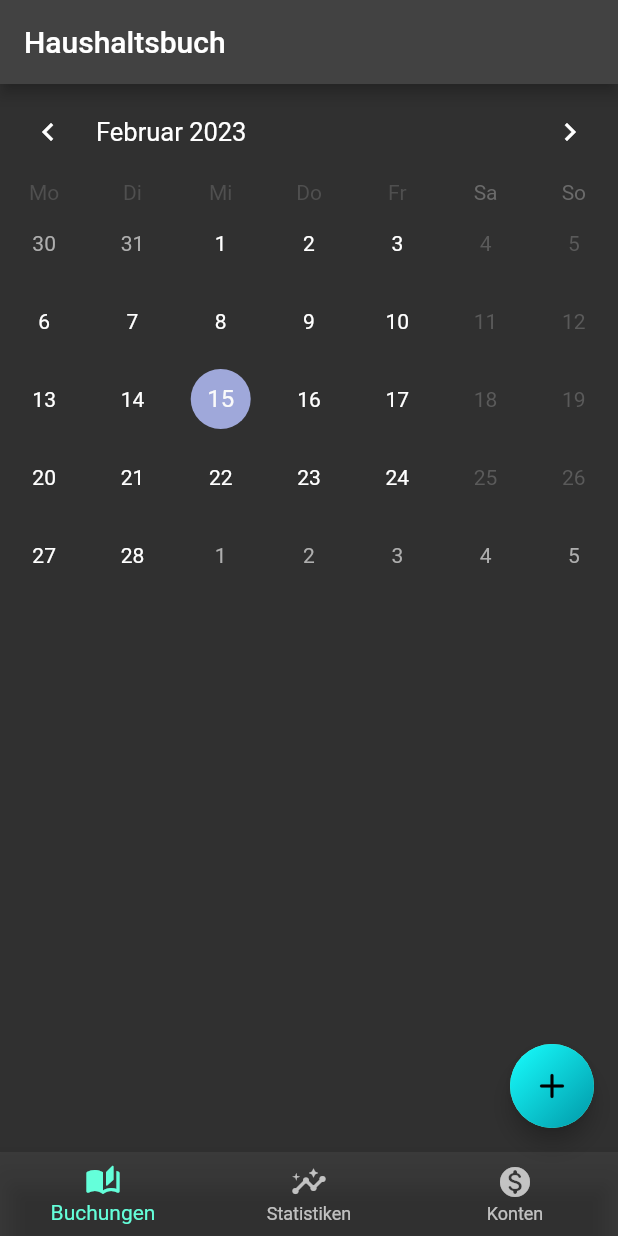
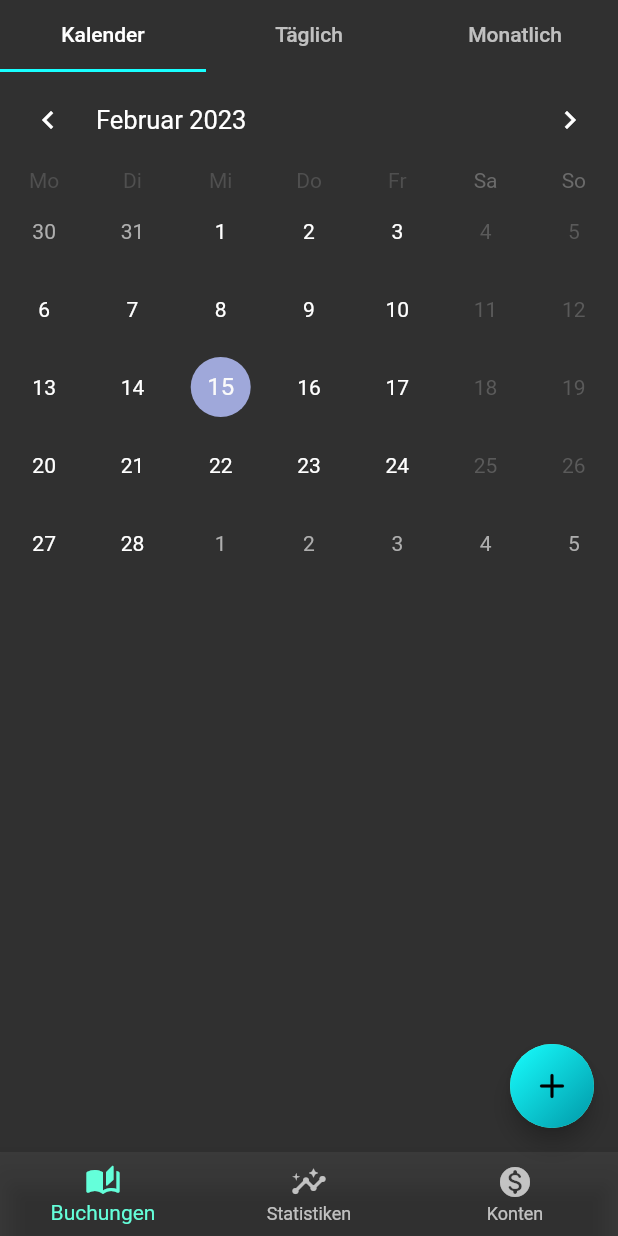
Before and after one commit to Marcel9494/Haushaltsbuch, a Flutter app: the screen it shows after launch, on a phone screen of 412 x 824 dp. Run offline on Flutter 3.47's test engine with Material 2 defaults, Android fonts, the phone set to English and light mode, and no system bars; drawn by our look-alikes of table_calendar.

Commit message:
Tab Bar hinzugefügt
Tab Bar wurde zu Buchungen Seite hinzugefügt mit folgenden Tabs und deren Views:
- Kalender
- Täglich
- Monatlich

```diff
--- a/lib/components/bottom_nav_bar/bottom_nav_bar.dart
+++ b/lib/components/bottom_nav_bar/bottom_nav_bar.dart
@@ -36,12 +36,11 @@ class _BottomNavBarState extends State<BottomNavBar> {
   @override
   Widget build(BuildContext context) {
     return Scaffold(
-      appBar: AppBar(
-        title: const Text('Haushaltsbuch'),
-      ),
-      body: IndexedStack(
-        index: _selectedIndex,
-        children: _screens,
+      body: SafeArea(
+        child: IndexedStack(
+          index: _selectedIndex,
+          children: _screens,
+        ),
       ),
       floatingActionButton: _selectedIndex == 0
           ? FloatingActionButton(
--- a/lib/components/calendar/calendar.dart
+++ b/lib/components/calendar/calendar.dart
@@ -29,6 +29,7 @@ class _CalendarState extends State<Calendar> {
       focusedDay: _focusedDay == null ? DateTime.now() : _focusedDay!,
       locale: 'de_DE',
       startingDayOfWeek: StartingDayOfWeek.monday,
+      calendarFormat: CalendarFormat.month,
       availableCalendarFormats: const {CalendarFormat.month: 'Monat'},
       selectedDayPredicate: (day) {
         return isSameDay(_selectedDay, day);
@@ -40,13 +41,38 @@ class _CalendarState extends State<Calendar> {
           print(_selectedDay);
         });
       },
-      calendarFormat: CalendarFormat.month,
       onPageChanged: (focusedDay) {
         _focusedDay = focusedDay;
       },
       eventLoader: (day) {
         return _getBookingsForThisDay(day);
       },
+      calendarBuilders: CalendarBuilders(
+        markerBuilder: (BuildContext context, date, bookings) {
+          if (bookings.isEmpty) {
+            return const SizedBox();
+          } else {
+            return Container(
+              margin: const EdgeInsets.only(top: 30, left: 30),
+              padding: const EdgeInsets.all(1),
+              child: Container(
+                height: 20,
+                width: 20,
+                decoration: const BoxDecoration(
+                  shape: BoxShape.circle,
+                  color: Colors.white,
+                ),
+                child: const Center(
+                  child: Text(
+                    '10',
+                    style: TextStyle(color: Colors.black),
+                  ),
+                ),
+              ),
+            );
+          }
+        },
+      ),
     );
   }
 }
--- /dev/null
+++ b/lib/components/tab_bar/bookings_tab_bar.dart
@@ -0,0 +1,39 @@
+import 'package:flutter/material.dart';
+
+import '../tab_views/calendar_tab_view.dart';
+import '../tab_views/daily_tab_view.dart';
+import '../tab_views/monthly_tab_view.dart';
+
+class BookingsTabBar extends StatefulWidget {
+  const BookingsTabBar({Key? key}) : super(key: key);
+
+  @override
+  State<BookingsTabBar> createState() => _BookingsTabBarState();
+}
+
+class _BookingsTabBarState extends State<BookingsTabBar> {
+  @override
+  Widget build(BuildContext context) {
+    return const DefaultTabController(
+      initialIndex: 0,
+      length: 3,
+      child: Scaffold(
+        appBar: TabBar(
+          indicatorColor: Colors.cyanAccent,
+          tabs: <Widget>[
+            Tab(text: 'Kalender'),
+            Tab(text: 'Täglich'),
+            Tab(text: 'Monatlich'),
+          ],
+        ),
+        body: TabBarView(
+          children: <Widget>[
+            CalendarTabView(),
+            DailyTabView(),
+            MonthlyTabView(),
+          ],
+        ),
+      ),
+    );
+  }
+}
--- /dev/null
+++ b/lib/components/tab_views/calendar_tab_view.dart
@@ -0,0 +1,17 @@
+import 'package:flutter/material.dart';
+
+import '/components/calendar/calendar.dart';
+
+class CalendarTabView extends StatefulWidget {
+  const CalendarTabView({Key? key}) : super(key: key);
+
+  @override
+  State<CalendarTabView> createState() => _CalendarTabViewState();
+}
+
+class _CalendarTabViewState extends State<CalendarTabView> {
+  @override
+  Widget build(BuildContext context) {
+    return const Calendar();
+  }
+}
--- /dev/null
+++ b/lib/components/tab_views/daily_tab_view.dart
@@ -0,0 +1,17 @@
+import 'package:flutter/material.dart';
+
+class DailyTabView extends StatefulWidget {
+  const DailyTabView({Key? key}) : super(key: key);
+
+  @override
+  State<DailyTabView> createState() => _DailyTabViewState();
+}
+
+class _DailyTabViewState extends State<DailyTabView> {
+  @override
+  Widget build(BuildContext context) {
+    return const Center(
+      child: Text('Täglich'),
+    );
+  }
+}
--- /dev/null
+++ b/lib/components/tab_views/monthly_tab_view.dart
@@ -0,0 +1,17 @@
+import 'package:flutter/material.dart';
+
+class MonthlyTabView extends StatefulWidget {
+  const MonthlyTabView({Key? key}) : super(key: key);
+
+  @override
+  State<MonthlyTabView> createState() => _MonthlyTabViewState();
+}
+
+class _MonthlyTabViewState extends State<MonthlyTabView> {
+  @override
+  Widget build(BuildContext context) {
+    return const Center(
+      child: Text('Monatlich'),
+    );
+  }
+}
--- a/lib/screens/bookings_screen.dart
+++ b/lib/screens/bookings_screen.dart
@@ -1,6 +1,6 @@
 import 'package:flutter/material.dart';
 
-import '/components/calendar/calendar.dart';
+import '/components/tab_bar/bookings_tab_bar.dart';
 
 class BookingsScreen extends StatefulWidget {
   const BookingsScreen({Key? key}) : super(key: key);
@@ -12,6 +12,6 @@ class BookingsScreen extends StatefulWidget {
 class _BookingsScreenState extends State<BookingsScreen> {
   @override
   Widget build(BuildContext context) {
-    return const Calendar();
+    return const BookingsTabBar();
   }
 }
--- a/lib/screens/create_or_edit_booking_screen.dart
+++ b/lib/screens/create_or_edit_booking_screen.dart
@@ -10,6 +10,8 @@ class CreateOrEditBookingScreen extends StatefulWidget {
 class _CreateOrEditBookingScreenState extends State<CreateOrEditBookingScreen> {
   @override
   Widget build(BuildContext context) {
+    // TODO hier weitermachen und erste Testbuchungen erstellen können, um diese in den
+    // unterschiedlichen Tab Views (Kalender, Täglich & Monatlich) anzeigen lassen zu können.
     return const Text('Test');
   }
 }
```
